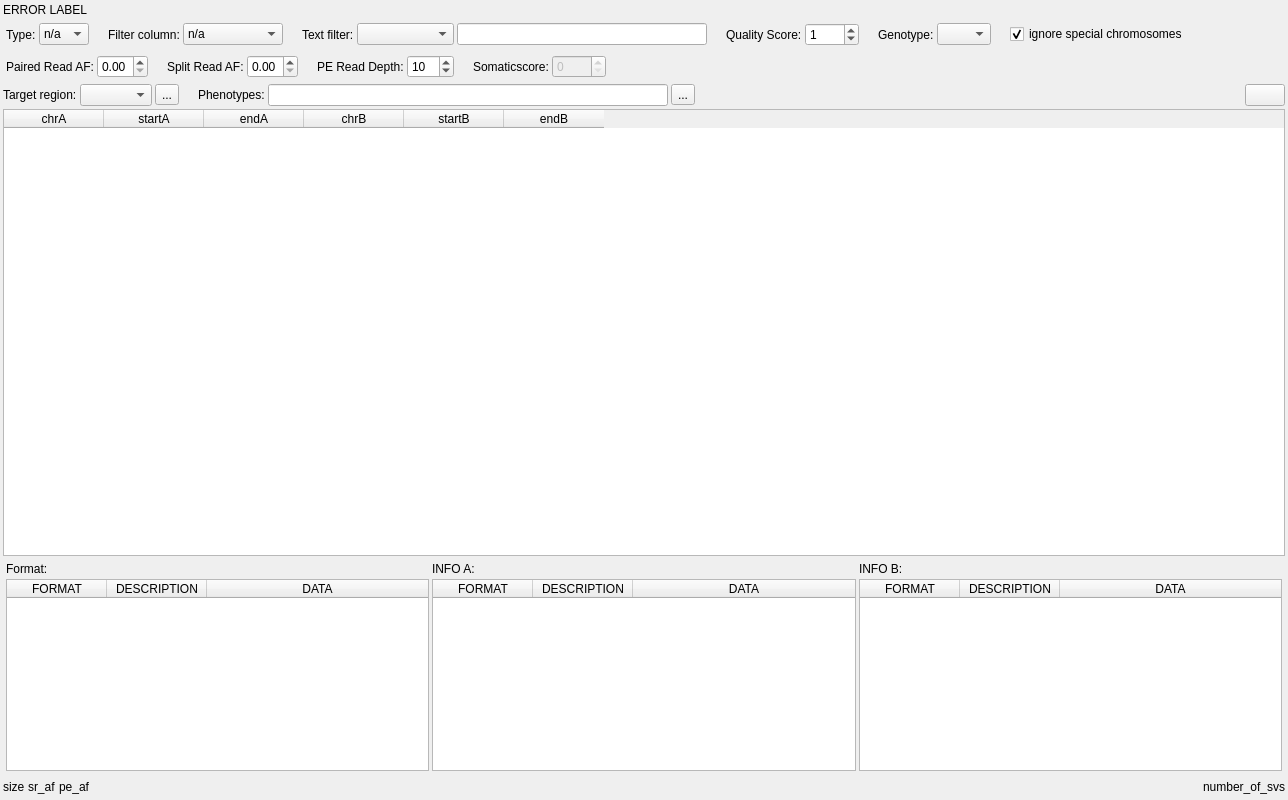
Above: src/GSvar/SvWidget.ui from imgag/ngs-bits before the change. Below: the same form after it.
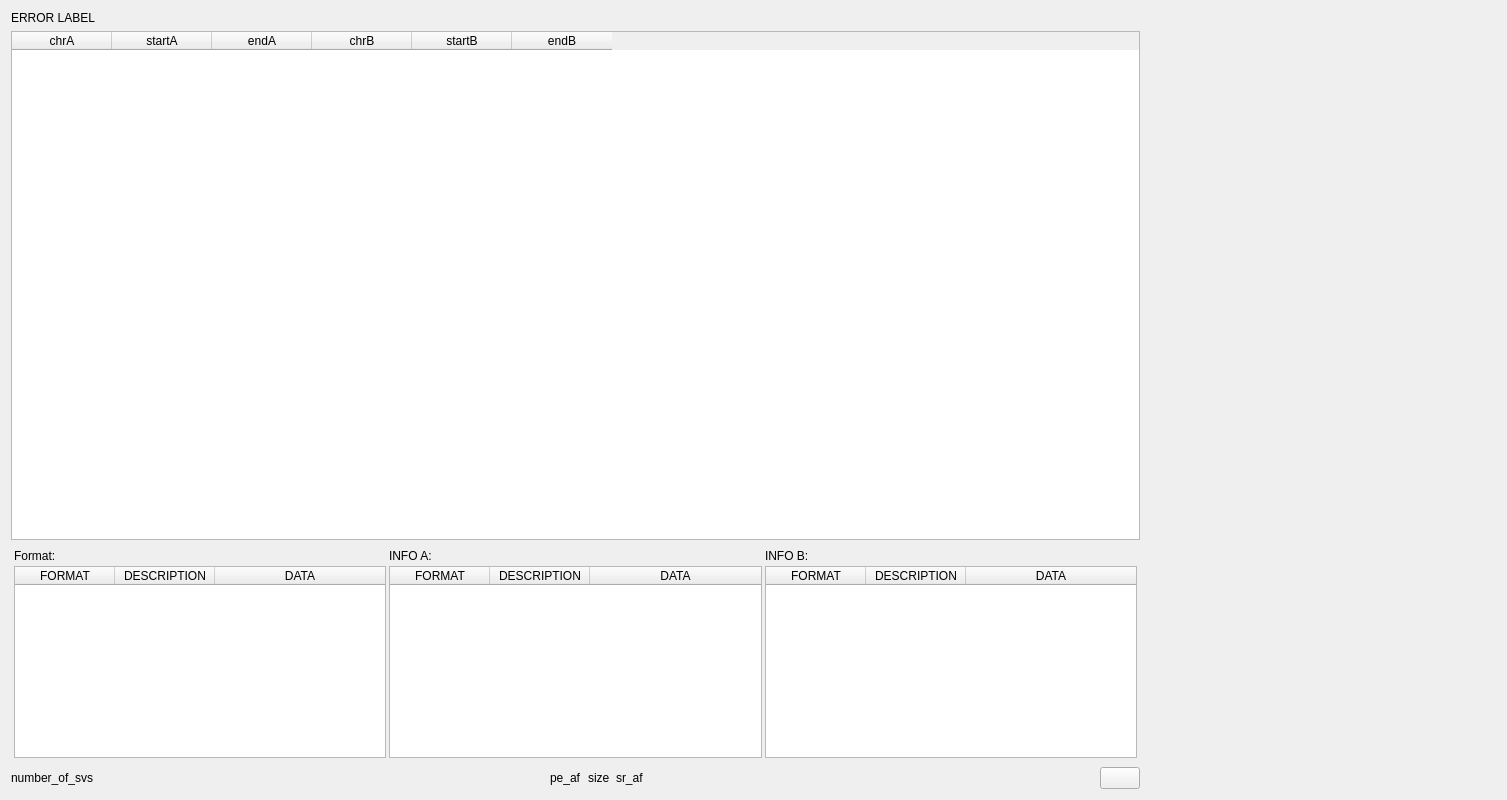
That is the form after the change. Icons and pictures are not drawn. Custom widgets are drawn as their Qt base class.

Commit message:
src/GSvar/SvWidget: complete redesign of Widget, added similar filter like in CNVs/Variants
src/GSvar/FilterCascadeWidget: added filters for SVs

src/GSvar/FilterWidgetSV: new Widget to filter SVs

src/cppNGS/VariantType.h: added SV as type

src/cppNGS/BedpeFile: added function to convert StructuralVariantType to string

src/GSvar/FilterCascadeWidget.cpp: extended override for filter columns (SV)

```diff
--- a/src/GSvar/SvWidget.ui
+++ b/src/GSvar/SvWidget.ui
@@ -6,7 +6,7 @@
    <rect>
     <x>0</x>
     <y>0</y>
-    <width>1288</width>
+    <width>1507</width>
     <height>800</height>
    </rect>
   </property>
@@ -25,22 +25,25 @@
   <property name="windowTitle">
    <string>Form</string>
   </property>
-  <layout class="QVBoxLayout" name="verticalLayout">
-   <property name="spacing">
-    <number>3</number>
-   </property>
-   <property name="leftMargin">
-    <number>3</number>
-   </property>
-   <property name="topMargin">
-    <number>3</number>
-   </property>
-   <property name="rightMargin">
-    <number>3</number>
-   </property>
-   <property name="bottomMargin">
-    <number>3</number>
-   </property>
+  <layout class="QGridLayout" name="gridLayout_4">
+   <item row="0" column="1">
+    <widget class="FilterWidgetSV" name="filter_widget" native="true">
+     <property name="minimumSize">
+      <size>
+       <width>350</width>
+       <height>500</height>
+      </size>
+     </property>
+     <property name="maximumSize">
+      <size>
+       <width>350</width>
+       <height>16777215</height>
+      </size>
+     </property>
+    </widget>
+   </item>
+   <item row="0" column="0">
+    <layout class="QVBoxLayout" name="verticalLayout_2">
    <item>
     <widget class="QLabel" name="error_label">
      <property name="text">
@@ -48,636 +51,6 @@
      </property>
     </widget>
    </item>
-   <item>
-    <layout class="QHBoxLayout" name="control_panel_1">
-     <property name="spacing">
-      <number>3</number>
-     </property>
-     <property name="leftMargin">
-      <number>3</number>
-     </property>
-     <property name="topMargin">
-      <number>3</number>
-     </property>
-     <property name="rightMargin">
-      <number>3</number>
-     </property>
-     <property name="bottomMargin">
-      <number>3</number>
-     </property>
-     <item>
-      <widget class="QLabel" name="label">
-       <property name="sizePolicy">
-        <sizepolicy hsizetype="Preferred" vsizetype="Minimum">
-         <horstretch>0</horstretch>
-         <verstretch>0</verstretch>
-        </sizepolicy>
-       </property>
-       <property name="minimumSize">
-        <size>
-         <width>0</width>
-         <height>0</height>
-        </size>
-       </property>
-       <property name="maximumSize">
-        <size>
-         <width>50</width>
-         <height>16777215</height>
-        </size>
-       </property>
-       <property name="text">
-        <string>Type:</string>
-       </property>
-      </widget>
-     </item>
-     <item>
-      <widget class="QComboBox" name="filter_type">
-       <property name="sizePolicy">
-        <sizepolicy hsizetype="Preferred" vsizetype="Fixed">
-         <horstretch>1</horstretch>
-         <verstretch>0</verstretch>
-        </sizepolicy>
-       </property>
-       <property name="maximumSize">
-        <size>
-         <width>50</width>
-         <height>16777215</height>
-        </size>
-       </property>
-       <item>
-        <property name="text">
-         <string>n/a</string>
-        </property>
-       </item>
-       <item>
-        <property name="text">
-         <string>DEL</string>
-        </property>
-       </item>
-       <item>
-        <property name="text">
-         <string>DUP</string>
-        </property>
-       </item>
-       <item>
-        <property name="text">
-         <string>INS</string>
-        </property>
-       </item>
-       <item>
-        <property name="text">
-         <string>INV</string>
-        </property>
-       </item>
-       <item>
-        <property name="text">
-         <string>BND</string>
-        </property>
-       </item>
-      </widget>
-     </item>
-     <item>
-      <spacer name="horizontalSpacer_9">
-       <property name="orientation">
-        <enum>Qt::Horizontal</enum>
-       </property>
-       <property name="sizeType">
-        <enum>QSizePolicy::Fixed</enum>
-       </property>
-       <property name="sizeHint" stdset="0">
-        <size>
-         <width>16</width>
-         <height>16</height>
-        </size>
-       </property>
-      </spacer>
-     </item>
-     <item>
-      <widget class="QLabel" name="label_2">
-       <property name="sizePolicy">
-        <sizepolicy hsizetype="Preferred" vsizetype="Preferred">
-         <horstretch>1</horstretch>
-         <verstretch>0</verstretch>
-        </sizepolicy>
-       </property>
-       <property name="maximumSize">
-        <size>
-         <width>250</width>
-         <height>33</height>
-        </size>
-       </property>
-       <property name="sizeIncrement">
-        <size>
-         <width>0</width>
-         <height>0</height>
-        </size>
-       </property>
-       <property name="baseSize">
-        <size>
-         <width>0</width>
-         <height>0</height>
-        </size>
-       </property>
-       <property name="text">
-        <string>Filter column:</string>
-       </property>
-      </widget>
-     </item>
-     <item>
-      <widget class="QComboBox" name="filter_qual">
-       <property name="sizePolicy">
-        <sizepolicy hsizetype="Preferred" vsizetype="Fixed">
-         <horstretch>0</horstretch>
-         <verstretch>0</verstretch>
-        </sizepolicy>
-       </property>
-       <property name="maximumSize">
-        <size>
-         <width>100</width>
-         <height>16777215</height>
-        </size>
-       </property>
-       <item>
-        <property name="text">
-         <string>n/a</string>
-        </property>
-       </item>
-       <item>
-        <property name="text">
-         <string>PASS</string>
-        </property>
-       </item>
-       <item>
-        <property name="text">
-         <string>MinSomaticScore</string>
-        </property>
-       </item>
-      </widget>
-     </item>
-     <item>
-      <spacer name="horizontalSpacer_10">
-       <property name="orientation">
-        <enum>Qt::Horizontal</enum>
-       </property>
-       <property name="sizeType">
-        <enum>QSizePolicy::Fixed</enum>
-       </property>
-       <property name="sizeHint" stdset="0">
-        <size>
-         <width>16</width>
-         <height>16</height>
-        </size>
-       </property>
-      </spacer>
-     </item>
-     <item>
-      <widget class="QLabel" name="label_6">
-       <property name="text">
-        <string>Text filter:</string>
-       </property>
-      </widget>
-     </item>
-     <item>
-      <widget class="QComboBox" name="filter_text_search_type">
-       <item>
-        <property name="text">
-         <string/>
-        </property>
-       </item>
-       <item>
-        <property name="text">
-         <string>contains</string>
-        </property>
-       </item>
-       <item>
-        <property name="text">
-         <string>contains not</string>
-        </property>
-       </item>
-      </widget>
-     </item>
-     <item>
-      <widget class="QLineEdit" name="filter_text">
-       <property name="minimumSize">
-        <size>
-         <width>250</width>
-         <height>0</height>
-        </size>
-       </property>
-      </widget>
-     </item>
-     <item>
-      <spacer name="horizontalSpacer_11">
-       <property name="orientation">
-        <enum>Qt::Horizontal</enum>
-       </property>
-       <property name="sizeType">
-        <enum>QSizePolicy::Fixed</enum>
-       </property>
-       <property name="sizeHint" stdset="0">
-        <size>
-         <width>16</width>
-         <height>16</height>
-        </size>
-       </property>
-      </spacer>
-     </item>
-     <item>
-      <widget class="QLabel" name="label_8">
-       <property name="text">
-        <string>Quality Score:</string>
-       </property>
-      </widget>
-     </item>
-     <item>
-      <widget class="QSpinBox" name="filter_quality_score">
-       <property name="maximum">
-        <number>1000</number>
-       </property>
-       <property name="singleStep">
-        <number>50</number>
-       </property>
-       <property name="value">
-        <number>1</number>
-       </property>
-      </widget>
-     </item>
-     <item>
-      <spacer name="horizontalSpacer_12">
-       <property name="orientation">
-        <enum>Qt::Horizontal</enum>
-       </property>
-       <property name="sizeType">
-        <enum>QSizePolicy::Fixed</enum>
-       </property>
-       <property name="sizeHint" stdset="0">
-        <size>
-         <width>16</width>
-         <height>16</height>
-        </size>
-       </property>
-      </spacer>
-     </item>
-     <item>
-      <widget class="QLabel" name="label_16">
-       <property name="text">
-        <string>Genotype:</string>
-       </property>
-      </widget>
-     </item>
-     <item>
-      <widget class="QComboBox" name="filter_geno">
-       <item>
-        <property name="text">
-         <string/>
-        </property>
-       </item>
-       <item>
-        <property name="text">
-         <string>het</string>
-        </property>
-       </item>
-       <item>
-        <property name="text">
-         <string>hom</string>
-        </property>
-       </item>
-      </widget>
-     </item>
-     <item>
-      <spacer name="horizontalSpacer_13">
-       <property name="orientation">
-        <enum>Qt::Horizontal</enum>
-       </property>
-       <property name="sizeType">
-        <enum>QSizePolicy::Fixed</enum>
-       </property>
-       <property name="sizeHint" stdset="0">
-        <size>
-         <width>16</width>
-         <height>16</height>
-        </size>
-       </property>
-      </spacer>
-     </item>
-     <item>
-      <widget class="QCheckBox" name="ignore_special_chromosomes">
-       <property name="text">
-        <string>ignore special chromosomes</string>
-       </property>
-       <property name="checked">
-        <bool>true</bool>
-       </property>
-      </widget>
-     </item>
-     <item>
-      <spacer name="horizontalSpacer">
-       <property name="orientation">
-        <enum>Qt::Horizontal</enum>
-       </property>
-       <property name="sizeType">
-        <enum>QSizePolicy::Expanding</enum>
-       </property>
-       <property name="sizeHint" stdset="0">
-        <size>
-         <width>999999999</width>
-         <height>16</height>
-        </size>
-       </property>
-      </spacer>
-     </item>
-    </layout>
-   </item>
-   <item>
-    <layout class="QHBoxLayout" name="control_panel_2" stretch="0,0,0,0,0,0,0,0,0,0,0,0">
-     <property name="spacing">
-      <number>3</number>
-     </property>
-     <property name="sizeConstraint">
-      <enum>QLayout::SetDefaultConstraint</enum>
-     </property>
-     <property name="leftMargin">
-      <number>3</number>
-     </property>
-     <property name="topMargin">
-      <number>3</number>
-     </property>
-     <property name="rightMargin">
-      <number>3</number>
-     </property>
-     <property name="bottomMargin">
-      <number>3</number>
-     </property>
-     <item>
-      <widget class="QLabel" name="label_12">
-       <property name="text">
-        <string>Paired Read AF:</string>
-       </property>
-      </widget>
-     </item>
-     <item>
-      <widget class="QDoubleSpinBox" name="filter_pe_af">
-       <property name="toolTip">
-        <string>&lt;html&gt;&lt;head/&gt;&lt;body&gt;&lt;p&gt;Show only SVs with a certain Paired Read Allele Frequency ± 10%&lt;/p&gt;&lt;/body&gt;&lt;/html&gt;</string>
-       </property>
-       <property name="accessibleName">
-        <string comment="abcdef" extracomment="dsafadsf"/>
-       </property>
-       <property name="maximum">
-        <double>1.000000000000000</double>
-       </property>
-       <property name="singleStep">
-        <double>0.010000000000000</double>
-       </property>
-      </widget>
-     </item>
-     <item>
-      <spacer name="horizontalSpacer_6">
-       <property name="orientation">
-        <enum>Qt::Horizontal</enum>
-       </property>
-       <property name="sizeType">
-        <enum>QSizePolicy::Fixed</enum>
-       </property>
-       <property name="sizeHint" stdset="0">
-        <size>
-         <width>16</width>
-         <height>16</height>
-        </size>
-       </property>
-      </spacer>
-     </item>
-     <item>
-      <widget class="QLabel" name="label_13">
-       <property name="text">
-        <string>Split Read AF:</string>
-       </property>
-      </widget>
-     </item>
-     <item>
-      <widget class="QDoubleSpinBox" name="filter_sr_af">
-       <property name="toolTip">
-        <string>&lt;html&gt;&lt;head/&gt;&lt;body&gt;&lt;p&gt;Show only SVs with a certain Split Read Allele Frequency ± 10%&lt;/p&gt;&lt;/body&gt;&lt;/html&gt;</string>
-       </property>
-       <property name="maximum">
-        <double>1.000000000000000</double>
-       </property>
-       <property name="singleStep">
-        <double>0.010000000000000</double>
-       </property>
-      </widget>
-     </item>
-     <item>
-      <spacer name="horizontalSpacer_7">
-       <property name="orientation">
-        <enum>Qt::Horizontal</enum>
-       </property>
-       <property name="sizeType">
-        <enum>QSizePolicy::Fixed</enum>
-       </property>
-       <property name="sizeHint" stdset="0">
-        <size>
-         <width>16</width>
-         <height>16</height>
-        </size>
-       </property>
-      </spacer>
-     </item>
-     <item>
-      <widget class="QLabel" name="label_11">
-       <property name="text">
-        <string>PE Read Depth:</string>
-       </property>
-      </widget>
-     </item>
-     <item>
-      <widget class="QSpinBox" name="filter_pe_reads">
-       <property name="maximum">
-        <number>999</number>
-       </property>
-       <property name="value">
-        <number>10</number>
-       </property>
-      </widget>
-     </item>
-     <item>
-      <spacer name="horizontalSpacer_8">
-       <property name="orientation">
-        <enum>Qt::Horizontal</enum>
-       </property>
-       <property name="sizeType">
-        <enum>QSizePolicy::Fixed</enum>
-       </property>
-       <property name="sizeHint" stdset="0">
-        <size>
-         <width>16</width>
-         <height>16</height>
-        </size>
-       </property>
-      </spacer>
-     </item>
-     <item>
-      <widget class="QLabel" name="label_7">
-       <property name="text">
-        <string>Somaticscore:</string>
-       </property>
-      </widget>
-     </item>
-     <item>
-      <widget class="QSpinBox" name="filter_somaticscore">
-       <property name="enabled">
-        <bool>false</bool>
-       </property>
-       <property name="maximum">
-        <number>9999</number>
-       </property>
-      </widget>
-     </item>
-     <item>
-      <spacer name="horizontalSpacer_2">
-       <property name="orientation">
-        <enum>Qt::Horizontal</enum>
-       </property>
-       <property name="sizeHint" stdset="0">
-        <size>
-         <width>16</width>
-         <height>20</height>
-        </size>
-       </property>
-      </spacer>
-     </item>
-    </layout>
-   </item>
-   <item>
-    <layout class="QHBoxLayout" name="horizontalLayout" stretch="0,0,0,0,0,0,0,0,0">
-     <property name="spacing">
-      <number>3</number>
-     </property>
-     <item>
-      <widget class="QLabel" name="label_14">
-       <property name="text">
-        <string>Target region:</string>
-       </property>
-      </widget>
-     </item>
-     <item>
-      <widget class="QComboBox" name="roi">
-       <property name="maximumSize">
-        <size>
-         <width>400</width>
-         <height>16777215</height>
-        </size>
-       </property>
-       <property name="sizeAdjustPolicy">
-        <enum>QComboBox::AdjustToContentsOnFirstShow</enum>
-       </property>
-      </widget>
-     </item>
-     <item>
-      <widget class="QToolButton" name="roi_import">
-       <property name="toolTip">
-        <string>&lt;html&gt;&lt;head/&gt;&lt;body&gt;&lt;p&gt;Import from main variant list.&lt;/p&gt;&lt;/body&gt;&lt;/html&gt;</string>
-       </property>
-       <property name="text">
-        <string>...</string>
-       </property>
-       <property name="icon">
-        <iconset resource="GSvar.qrc">
-         <normaloff>:/Icons/Import.png</normaloff>:/Icons/Import.png</iconset>
-       </property>
-      </widget>
-     </item>
-     <item>
-      <spacer name="horizontalSpacer_4">
-       <property name="orientation">
-        <enum>Qt::Horizontal</enum>
-       </property>
-       <property name="sizeType">
-        <enum>QSizePolicy::Fixed</enum>
-       </property>
-       <property name="sizeHint" stdset="0">
-        <size>
-         <width>16</width>
-         <height>16</height>
-        </size>
-       </property>
-      </spacer>
-     </item>
-     <item>
-      <widget class="QLabel" name="label_15">
-       <property name="text">
-        <string>Phenotypes:</string>
-       </property>
-      </widget>
-     </item>
-     <item>
-      <widget class="ClickableLineEdit" name="hpo">
-       <property name="maximumSize">
-        <size>
-         <width>400</width>
-         <height>16777215</height>
-        </size>
-       </property>
-       <property name="contextMenuPolicy">
-        <enum>Qt::CustomContextMenu</enum>
-       </property>
-       <property name="readOnly">
-        <bool>true</bool>
-       </property>
-      </widget>
-     </item>
-     <item>
-      <widget class="QToolButton" name="hpo_import">
-       <property name="toolTip">
-        <string>&lt;html&gt;&lt;head/&gt;&lt;body&gt;&lt;p&gt;Import from main variant list.&lt;/p&gt;&lt;/body&gt;&lt;/html&gt;</string>
-       </property>
-       <property name="text">
-        <string>...</string>
-       </property>
-       <property name="icon">
-        <iconset resource="GSvar.qrc">
-         <normaloff>:/Icons/Import.png</normaloff>:/Icons/Import.png</iconset>
-       </property>
-      </widget>
-     </item>
-     <item>
-      <spacer name="horizontalSpacer_3">
-       <property name="orientation">
-        <enum>Qt::Horizontal</enum>
-       </property>
-       <property name="sizeHint" stdset="0">
-        <size>
-         <width>40</width>
-         <height>20</height>
-        </size>
-       </property>
-      </spacer>
-     </item>
-     <item>
-      <widget class="QPushButton" name="copy_to_clipboard">
-       <property name="enabled">
-        <bool>true</bool>
-       </property>
-       <property name="sizePolicy">
-        <sizepolicy hsizetype="Fixed" vsizetype="Fixed">
-         <horstretch>0</horstretch>
-         <verstretch>0</verstretch>
-        </sizepolicy>
-       </property>
-       <property name="toolTip">
-        <string>Copy filtered SVs to clipboard</string>
-       </property>
-       <property name="text">
-        <string/>
-       </property>
-       <property name="icon">
-        <iconset resource="GSvar.qrc">
-         <normaloff>:/Icons/CopyClipboard.png</normaloff>:/Icons/CopyClipboard.png</iconset>
-       </property>
-      </widget>
-     </item>
-    </layout>
-   </item>
    <item>
     <widget class="QTableWidget" name="svs">
      <property name="sizePolicy">
@@ -774,55 +147,6 @@
      <property name="spacing">
       <number>3</number>
      </property>
-     <item row="1" column="0">
-      <widget class="QTableWidget" name="sv_details">
-       <property name="sizePolicy">
-        <sizepolicy hsizetype="Minimum" vsizetype="Minimum">
-         <horstretch>0</horstretch>
-         <verstretch>0</verstretch>
-        </sizepolicy>
-       </property>
-       <property name="font">
-        <font>
-         <family>Segoe UI</family>
-         <pointsize>9</pointsize>
-        </font>
-       </property>
-       <property name="styleSheet">
-        <string notr="true"/>
-       </property>
-       <property name="editTriggers">
-        <set>QAbstractItemView::NoEditTriggers</set>
-       </property>
-       <property name="alternatingRowColors">
-        <bool>true</bool>
-       </property>
-       <property name="wordWrap">
-        <bool>false</bool>
-       </property>
-       <property name="columnCount">
-        <number>3</number>
-       </property>
-       <attribute name="horizontalHeaderStretchLastSection">
-        <bool>true</bool>
-       </attribute>
-       <column>
-        <property name="text">
-         <string>FORMAT</string>
-        </property>
-       </column>
-       <column>
-        <property name="text">
-         <string>DESCRIPTION</string>
-        </property>
-       </column>
-       <column>
-        <property name="text">
-         <string>DATA</string>
-        </property>
-       </column>
-      </widget>
-     </item>
      <item row="1" column="1">
       <widget class="QTableWidget" name="info_a">
        <property name="sizePolicy">
@@ -863,6 +187,13 @@
        </column>
       </widget>
      </item>
+       <item row="0" column="0">
+        <widget class="QLabel" name="label_3">
+         <property name="text">
+          <string>Format:</string>
+         </property>
+        </widget>
+       </item>
      <item row="0" column="2">
       <widget class="QLabel" name="label_5">
        <property name="text">
@@ -877,11 +208,53 @@
        </property>
       </widget>
      </item>
-     <item row="0" column="0">
-      <widget class="QLabel" name="label_3">
+       <item row="1" column="0">
+        <widget class="QTableWidget" name="sv_details">
+         <property name="sizePolicy">
+          <sizepolicy hsizetype="Minimum" vsizetype="Minimum">
+           <horstretch>0</horstretch>
+           <verstretch>0</verstretch>
+          </sizepolicy>
+         </property>
+         <property name="font">
+          <font>
+           <family>Segoe UI</family>
+           <pointsize>9</pointsize>
+          </font>
+         </property>
+         <property name="styleSheet">
+          <string notr="true"/>
+         </property>
+         <property name="editTriggers">
+          <set>QAbstractItemView::NoEditTriggers</set>
+         </property>
+         <property name="alternatingRowColors">
+          <bool>true</bool>
+         </property>
+         <property name="wordWrap">
+          <bool>false</bool>
+         </property>
+         <property name="columnCount">
+          <number>3</number>
+         </property>
+         <attribute name="horizontalHeaderStretchLastSection">
+          <bool>true</bool>
+         </attribute>
+         <column>
        <property name="text">
-        <string>Format:</string>
-       </property>
+           <string>FORMAT</string>
+          </property>
+         </column>
+         <column>
+          <property name="text">
+           <string>DESCRIPTION</string>
+          </property>
+         </column>
+         <column>
+          <property name="text">
+           <string>DATA</string>
+          </property>
+         </column>
       </widget>
      </item>
      <item row="1" column="2">
@@ -929,8 +302,35 @@
    <item>
     <layout class="QHBoxLayout" name="horizontalLayout_2">
      <property name="spacing">
-      <number>3</number>
-     </property>
+        <number>6</number>
+       </property>
+       <item>
+        <widget class="QLabel" name="number_of_svs">
+         <property name="text">
+          <string>number_of_svs</string>
+         </property>
+        </widget>
+       </item>
+       <item>
+        <spacer name="horizontalSpacer_5">
+         <property name="orientation">
+          <enum>Qt::Horizontal</enum>
+         </property>
+         <property name="sizeHint" stdset="0">
+          <size>
+           <width>40</width>
+           <height>20</height>
+          </size>
+         </property>
+        </spacer>
+       </item>
+       <item>
+        <widget class="QLabel" name="label_pe_af">
+         <property name="text">
+          <string>pe_af</string>
+         </property>
+        </widget>
+       </item>
      <item>
       <widget class="QLabel" name="label_size">
        <property name="text">
@@ -946,14 +346,7 @@
       </widget>
      </item>
      <item>
-      <widget class="QLabel" name="label_pe_af">
-       <property name="text">
-        <string>pe_af</string>
-       </property>
-      </widget>
-     </item>
-     <item>
-      <spacer name="horizontalSpacer_5">
+        <spacer name="horizontalSpacer_3">
        <property name="orientation">
         <enum>Qt::Horizontal</enum>
        </property>
@@ -966,11 +359,20 @@
       </spacer>
      </item>
      <item>
-      <widget class="QLabel" name="number_of_svs">
+        <widget class="QPushButton" name="copy_to_clipboard">
+         <property name="toolTip">
+          <string>&lt;html&gt;&lt;head/&gt;&lt;body&gt;&lt;p&gt;Copy filtered SVs to clipboard.&lt;/p&gt;&lt;/body&gt;&lt;/html&gt;</string>
+         </property>
        <property name="text">
-        <string>number_of_svs</string>
-       </property>
-      </widget>
+          <string/>
+         </property>
+         <property name="icon">
+          <iconset resource="GSvar.qrc">
+           <normaloff>:/Icons/CopyClipboard.png</normaloff>:/Icons/CopyClipboard.png</iconset>
+         </property>
+        </widget>
+       </item>
+      </layout>
      </item>
     </layout>
    </item>
@@ -978,9 +380,10 @@
  </widget>
  <customwidgets>
   <customwidget>
-   <class>ClickableLineEdit</class>
-   <extends>QLineEdit</extends>
-   <header>ClickableLineEdit.h</header>
+   <class>FilterWidgetSV</class>
+   <extends>QWidget</extends>
+   <header location="global">FilterWidgetSV.h</header>
+   <container>1</container>
   </customwidget>
  </customwidgets>
  <resources>
```
Lines whose indentation alone changed are shown as unchanged. The commit also changes 15 other files.
